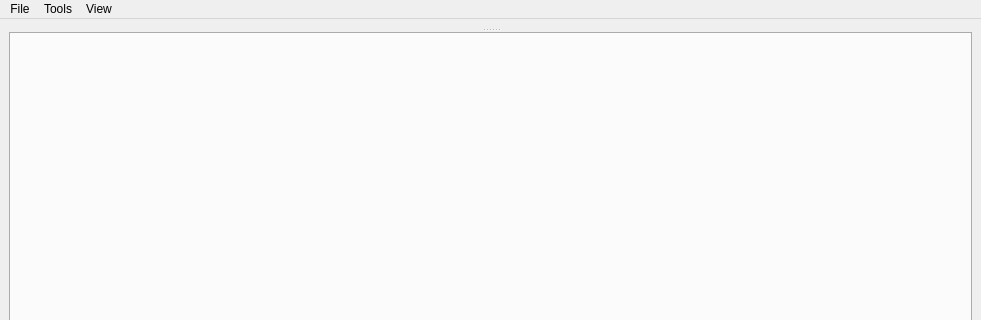
Old version of the form dcs_code_injector/ui/dcs_code_injector_window_ui.ui in the repository nielsvaes/dcs_code_injector; both pictures show x 0 to 981 and y 0 to 320 of the 981 by 665 pixel window.
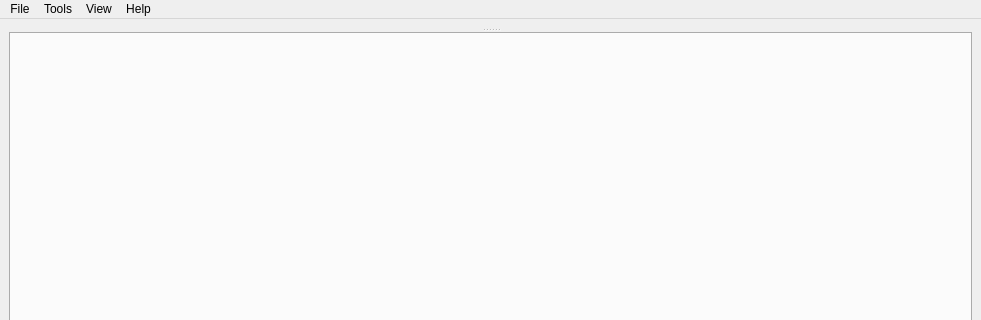
New version of the form.

```diff
--- a/dcs_code_injector/ui/dcs_code_injector_window_ui.ui
+++ b/dcs_code_injector/ui/dcs_code_injector_window_ui.ui
@@ -78,9 +78,16 @@
     <addaction name="action_increase_code_font_size"/>
     <addaction name="action_decrease_code_font_size"/>
    </widget>
+   <widget class="QMenu" name="menuHelp">
+    <property name="title">
+     <string>Help</string>
+    </property>
+    <addaction name="action_about"/>
+   </widget>
    <addaction name="menuFile"/>
    <addaction name="menuTools"/>
    <addaction name="menuView"/>
+   <addaction name="menuHelp"/>
   </widget>
   <widget class="QStatusBar" name="statusbar"/>
   <action name="action_settings">
```
Left out of the diff: 5 changed lines with no effect on the pictures.
